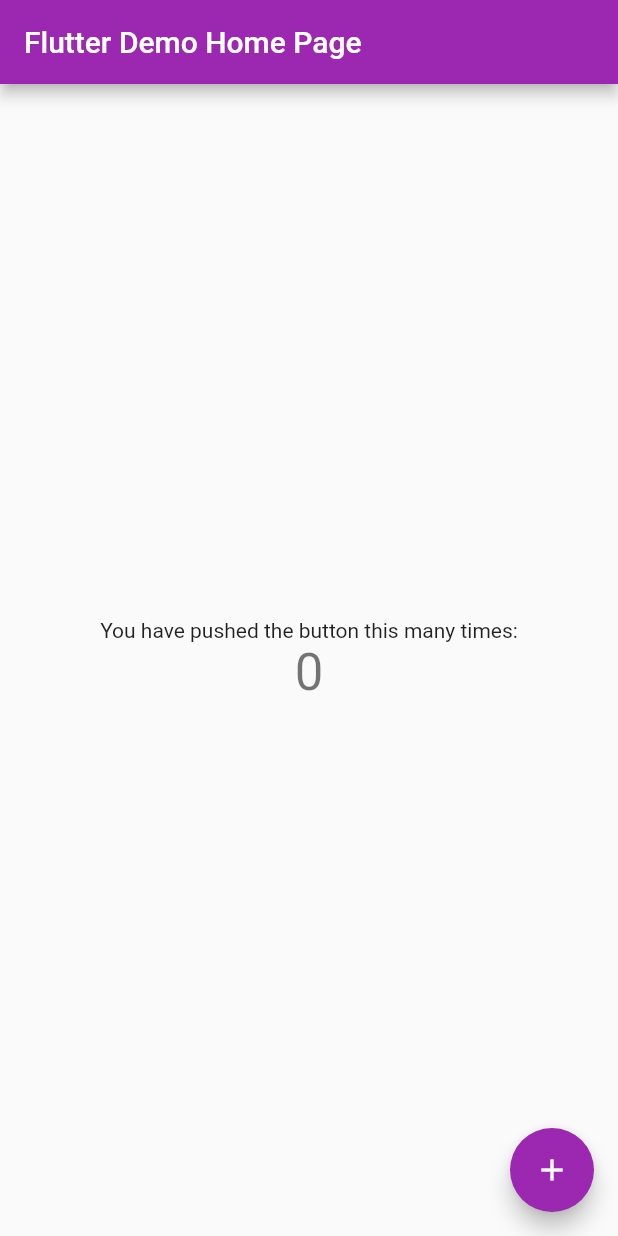
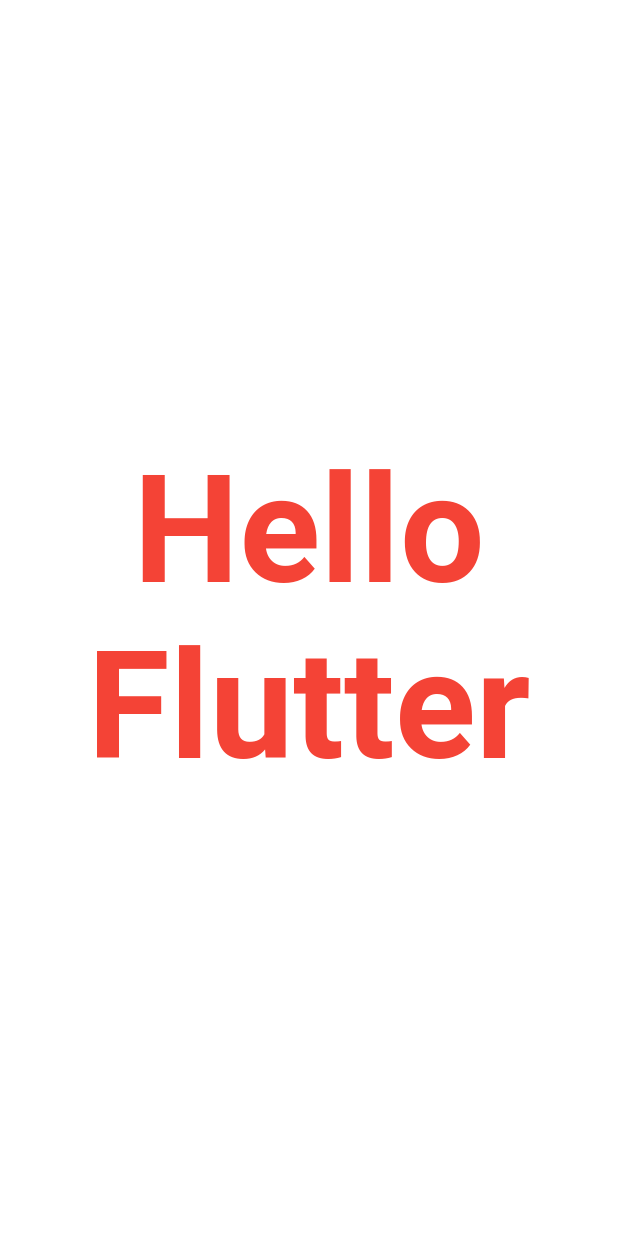
Before and after one commit to Maruru-k/flutter_pj, a Flutter app: the screen it shows after launch, on a phone screen of 412 x 824 dp. Run offline on Flutter 3.47's test engine with Material 2 defaults, Android fonts, the phone set to English and light mode, and no system bars.

Commit message:
msg "Hello Flutter" Font = bold color = red scale = 2 location = center

```diff
--- a/lib/main.dart
+++ b/lib/main.dart
@@ -1,115 +1,22 @@
+import 'dart:ui';
+
 import 'package:flutter/material.dart';
+import 'package:flutter/rendering.dart';
 
 void main() {
-  runApp(const MyApp());
+  runApp(
+    Center(
+      child: Text(
+        "Hello Flutter",
+        textDirection: TextDirection.ltr,
+        style: TextStyle(
+          color: Colors.red,
+          fontSize: 50,
+          fontWeight: FontWeight.bold,
+        ),
+        textScaleFactor: 2,
+        textAlign: TextAlign.center,
+      ),
+    ),
+  );
 }
-
-class MyApp extends StatelessWidget {
-  const MyApp({Key? key}) : super(key: key);
-
-  // This widget is the root of your application.
-  @override
-  Widget build(BuildContext context) {
-    return MaterialApp(
-      title: 'Flutter Demo',
-      theme: ThemeData(
-        // This is the theme of your application.
-        //
-        // Try running your application with "flutter run". You'll see the
-        // application has a blue toolbar. Then, without quitting the app, try
-        // changing the primarySwatch below to Colors.green and then invoke
-        // "hot reload" (press "r" in the console where you ran "flutter run",
-        // or simply save your changes to "hot reload" in a Flutter IDE).
-        // Notice that the counter didn't reset back to zero; the application
-        // is not restarted.
-        primarySwatch: Colors.purple,
-      ),
-      home: const MyHomePage(title: 'Flutter Demo Home Page'),
-    );
-  }
-}
-
-class MyHomePage extends StatefulWidget {
-  const MyHomePage({Key? key, required this.title}) : super(key: key);
-
-  // This widget is the home page of your application. It is stateful, meaning
-  // that it has a State object (defined below) that contains fields that affect
-  // how it looks.
-
-  // This class is the configuration for the state. It holds the values (in this
-  // case the title) provided by the parent (in this case the App widget) and
-  // used by the build method of the State. Fields in a Widget subclass are
-  // always marked "final".
-
-  final String title;
-
-  @override
-  State<MyHomePage> createState() => _MyHomePageState();
-}
-
-class _MyHomePageState extends State<MyHomePage> {
-  int _counter = 0;
-
-  void _incrementCounter() {
-    setState(() {
-      // This call to setState tells the Flutter framework that something has
-      // changed in this State, which causes it to rerun the build method below
-      // so that the display can reflect the updated values. If we changed
-      // _counter without calling setState(), then the build method would not be
-      // called again, and so nothing would appear to happen.
-      _counter++;
-    });
-  }
-
-  @override
-  Widget build(BuildContext context) {
-    // This method is rerun every time setState is called, for instance as done
-    // by the _incrementCounter method above.
-    //
-    // The Flutter framework has been optimized to make rerunning build methods
-    // fast, so that you can just rebuild anything that needs updating rather
-    // than having to individually change instances of widgets.
-    return Scaffold(
-      appBar: AppBar(
-        // Here we take the value from the MyHomePage object that was created by
-        // the App.build method, and use it to set our appbar title.
-        title: Text(widget.title),
-      ),
-      body: Center(
-        // Center is a layout widget. It takes a single child and positions it
-        // in the middle of the parent.
-        child: Column(
-          // Column is also a layout widget. It takes a list of children and
-          // arranges them vertically. By default, it sizes itself to fit its
-          // children horizontally, and tries to be as tall as its parent.
-          //
-          // Invoke "debug painting" (press "p" in the console, choose the
-          // "Toggle Debug Paint" action from the Flutter Inspector in Android
-          // Studio, or the "Toggle Debug Paint" command in Visual Studio Code)
-          // to see the wireframe for each widget.
-          //
-          // Column has various properties to control how it sizes itself and
-          // how it positions its children. Here we use mainAxisAlignment to
-          // center the children vertically; the main axis here is the vertical
-          // axis because Columns are vertical (the cross axis would be
-          // horizontal).
-          mainAxisAlignment: MainAxisAlignment.center,
-          children: <Widget>[
-            const Text(
-              'You have pushed the button this many times:',
-            ),
-            Text(
-              '$_counter',
-              style: Theme.of(context).textTheme.headline4,
-            ),
-          ],
-        ),
-      ),
-      floatingActionButton: FloatingActionButton(
-        onPressed: _incrementCounter,
-        tooltip: 'Increment',
-        child: const Icon(Icons.add),
-      ), // This trailing comma makes auto-formatting nicer for build methods.
-    );
-  }
-}
```
Also changed, not shown: 1 other file.
